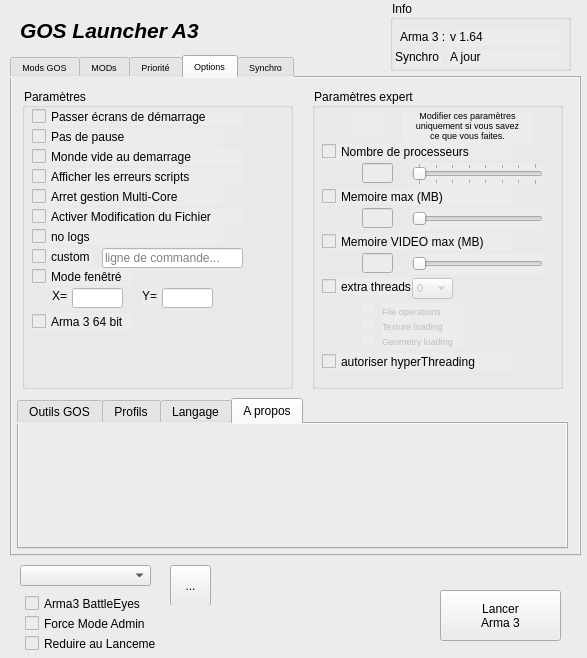
Qt form principale.ui (ChristopheTdn/GOSLauncher_A3_Python_version) before a commit.
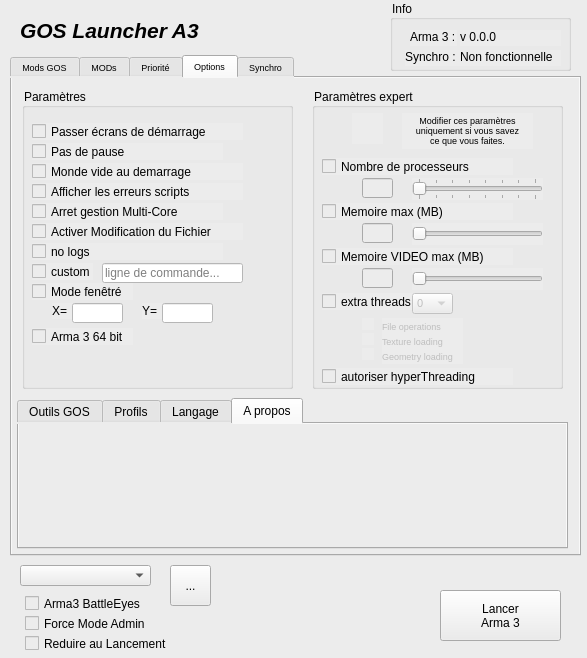
The same form after that commit. The open tabs and pages were chosen to show the change. Icons and pictures are not drawn.

Commit message: Fix Linux Interface

Patch:
```diff
--- a/principale.ui
+++ b/principale.ui
@@ -1211,7 +1211,7 @@
        <property name="geometry">
         <rect>
          <x>10</x>
-         <y>20</y>
+         <y>35</y>
          <width>211</width>
          <height>17</height>
         </rect>
@@ -1227,7 +1227,7 @@
        <property name="geometry">
         <rect>
          <x>10</x>
-         <y>40</y>
+         <y>55</y>
          <width>191</width>
          <height>17</height>
         </rect>
@@ -1243,7 +1243,7 @@
        <property name="geometry">
         <rect>
          <x>10</x>
-         <y>60</y>
+         <y>75</y>
          <width>211</width>
          <height>17</height>
         </rect>
@@ -1259,7 +1259,7 @@
        <property name="geometry">
         <rect>
          <x>10</x>
-         <y>80</y>
+         <y>95</y>
          <width>211</width>
          <height>17</height>
         </rect>
@@ -1275,7 +1275,7 @@
        <property name="geometry">
         <rect>
          <x>10</x>
-         <y>100</y>
+         <y>115</y>
          <width>191</width>
          <height>17</height>
         </rect>
@@ -1291,7 +1291,7 @@
        <property name="geometry">
         <rect>
          <x>10</x>
-         <y>120</y>
+         <y>135</y>
          <width>211</width>
          <height>17</height>
         </rect>
@@ -1307,7 +1307,7 @@
        <property name="geometry">
         <rect>
          <x>10</x>
-         <y>140</y>
+         <y>155</y>
          <width>191</width>
          <height>17</height>
         </rect>
@@ -1326,7 +1326,7 @@
        <property name="geometry">
         <rect>
          <x>10</x>
-         <y>160</y>
+         <y>175</y>
          <width>61</width>
          <height>17</height>
         </rect>
@@ -1345,7 +1345,7 @@
        <property name="geometry">
         <rect>
          <x>80</x>
-         <y>160</y>
+         <y>175</y>
          <width>141</width>
          <height>20</height>
         </rect>
@@ -1367,7 +1367,7 @@
        <property name="geometry">
         <rect>
          <x>10</x>
-         <y>180</y>
+         <y>195</y>
          <width>101</width>
          <height>17</height>
         </rect>
@@ -1383,7 +1383,7 @@
        <property name="geometry">
         <rect>
          <x>30</x>
-         <y>200</y>
+         <y>215</y>
          <width>21</width>
          <height>16</height>
         </rect>
@@ -1396,7 +1396,7 @@
        <property name="geometry">
         <rect>
          <x>120</x>
-         <y>200</y>
+         <y>215</y>
          <width>21</width>
          <height>16</height>
         </rect>
@@ -1412,7 +1412,7 @@
        <property name="geometry">
         <rect>
          <x>50</x>
-         <y>200</y>
+         <y>215</y>
          <width>51</width>
          <height>20</height>
         </rect>
@@ -1440,7 +1440,7 @@
        <property name="geometry">
         <rect>
          <x>140</x>
-         <y>200</y>
+         <y>215</y>
          <width>51</width>
          <height>20</height>
         </rect>
@@ -1465,7 +1465,7 @@
        <property name="geometry">
         <rect>
          <x>10</x>
-         <y>225</y>
+         <y>240</y>
          <width>101</width>
          <height>17</height>
         </rect>
@@ -1820,7 +1820,7 @@
        <property name="geometry">
         <rect>
          <x>40</x>
-         <y>20</y>
+         <y>25</y>
          <width>31</width>
          <height>31</height>
         </rect>
@@ -1839,7 +1839,7 @@
        <property name="geometry">
         <rect>
          <x>90</x>
-         <y>20</y>
+         <y>25</y>
          <width>131</width>
          <height>36</height>
         </rect>
@@ -1860,7 +1860,7 @@
        <property name="geometry">
         <rect>
          <x>10</x>
-         <y>55</y>
+         <y>70</y>
          <width>191</width>
          <height>17</height>
         </rect>
@@ -1879,7 +1879,7 @@
        <property name="geometry">
         <rect>
          <x>50</x>
-         <y>75</y>
+         <y>90</y>
          <width>31</width>
          <height>20</height>
         </rect>
@@ -1907,7 +1907,7 @@
        <property name="geometry">
         <rect>
          <x>100</x>
-         <y>75</y>
+         <y>90</y>
          <width>131</width>
          <height>22</height>
         </rect>
@@ -1941,7 +1941,7 @@
        <property name="geometry">
         <rect>
          <x>100</x>
-         <y>120</y>
+         <y>135</y>
          <width>131</width>
          <height>22</height>
         </rect>
@@ -1981,7 +1981,7 @@
        <property name="geometry">
         <rect>
          <x>10</x>
-         <y>100</y>
+         <y>115</y>
          <width>191</width>
          <height>17</height>
         </rect>
@@ -2000,7 +2000,7 @@
        <property name="geometry">
         <rect>
          <x>50</x>
-         <y>120</y>
+         <y>135</y>
          <width>31</width>
          <height>20</height>
         </rect>
@@ -2028,7 +2028,7 @@
        <property name="geometry">
         <rect>
          <x>10</x>
-         <y>145</y>
+         <y>160</y>
          <width>191</width>
          <height>17</height>
         </rect>
@@ -2047,7 +2047,7 @@
        <property name="geometry">
         <rect>
          <x>50</x>
-         <y>165</y>
+         <y>180</y>
          <width>31</width>
          <height>20</height>
         </rect>
@@ -2075,7 +2075,7 @@
        <property name="geometry">
         <rect>
          <x>100</x>
-         <y>165</y>
+         <y>180</y>
          <width>131</width>
          <height>22</height>
         </rect>
@@ -2118,7 +2118,7 @@
        <property name="geometry">
         <rect>
          <x>10</x>
-         <y>190</y>
+         <y>205</y>
          <width>91</width>
          <height>17</height>
         </rect>
@@ -2137,7 +2137,7 @@
        <property name="geometry">
         <rect>
          <x>100</x>
-         <y>190</y>
+         <y>205</y>
          <width>41</width>
          <height>21</height>
         </rect>
@@ -2180,7 +2180,7 @@
        <property name="geometry">
         <rect>
          <x>70</x>
-         <y>215</y>
+         <y>230</y>
          <width>81</width>
          <height>16</height>
         </rect>
@@ -2201,7 +2201,7 @@
        <property name="geometry">
         <rect>
          <x>70</x>
-         <y>230</y>
+         <y>245</y>
          <width>81</width>
          <height>16</height>
         </rect>
@@ -2222,7 +2222,7 @@
        <property name="geometry">
         <rect>
          <x>70</x>
-         <y>245</y>
+         <y>260</y>
          <width>81</width>
          <height>16</height>
         </rect>
@@ -2240,7 +2240,7 @@
        <property name="geometry">
         <rect>
          <x>10</x>
-         <y>265</y>
+         <y>280</y>
          <width>191</width>
          <height>17</height>
         </rect>
@@ -2259,7 +2259,7 @@
        <property name="geometry">
         <rect>
          <x>50</x>
-         <y>215</y>
+         <y>230</y>
          <width>12</width>
          <height>12</height>
         </rect>
@@ -2281,7 +2281,7 @@
        <property name="geometry">
         <rect>
          <x>50</x>
-         <y>230</y>
+         <y>245</y>
          <width>12</width>
          <height>12</height>
         </rect>
@@ -2303,7 +2303,7 @@
        <property name="geometry">
         <rect>
          <x>50</x>
-         <y>245</y>
+         <y>260</y>
          <width>12</width>
          <height>12</height>
         </rect>
@@ -3467,10 +3467,10 @@
     <widget class="QLabel" name="label_info_arma3">
      <property name="geometry">
       <rect>
-       <x>10</x>
+       <x>20</x>
        <y>30</y>
        <width>47</width>
-       <height>13</height>
+       <height>16</height>
       </rect>
      </property>
      <property name="text">
@@ -3483,9 +3483,9 @@
     <widget class="QLabel" name="label_info_synchro">
      <property name="geometry">
       <rect>
-       <x>5</x>
+       <x>15</x>
        <y>50</y>
-       <width>47</width>
+       <width>61</width>
        <height>16</height>
       </rect>
      </property>
@@ -3499,14 +3499,14 @@
     <widget class="QLabel" name="label_info_arma3_version">
      <property name="geometry">
       <rect>
-       <x>60</x>
+       <x>70</x>
        <y>30</y>
-       <width>111</width>
+       <width>101</width>
        <height>16</height>
       </rect>
      </property>
      <property name="text">
-      <string>v 1.64</string>
+      <string>v 0.0.0</string>
      </property>
      <property name="alignment">
       <set>Qt::AlignLeading|Qt::AlignLeft|Qt::AlignTop</set>
@@ -3515,14 +3515,14 @@
     <widget class="QLabel" name="label_info_synchro_taille">
      <property name="geometry">
       <rect>
-       <x>60</x>
+       <x>70</x>
        <y>50</y>
-       <width>111</width>
+       <width>101</width>
        <height>16</height>
       </rect>
      </property>
      <property name="text">
-      <string>A jour</string>
+      <string>Non fonctionnelle</string>
      </property>
      <property name="alignment">
       <set>Qt::AlignLeading|Qt::AlignLeft|Qt::AlignTop</set>
@@ -3570,7 +3570,7 @@
      <rect>
       <x>25</x>
       <y>635</y>
-      <width>131</width>
+      <width>161</width>
       <height>17</height>
      </rect>
     </property>
@@ -3584,8 +3584,8 @@
    <widget class="QLabel" name="label_Done">
     <property name="geometry">
      <rect>
-      <x>165</x>
-      <y>605</y>
+      <x>160</x>
+      <y>610</y>
       <width>56</width>
       <height>16</height>
      </rect>
```
Left out of the diff: 6 changed lines with no effect on the pictures. The commit also changes 2 other files.
